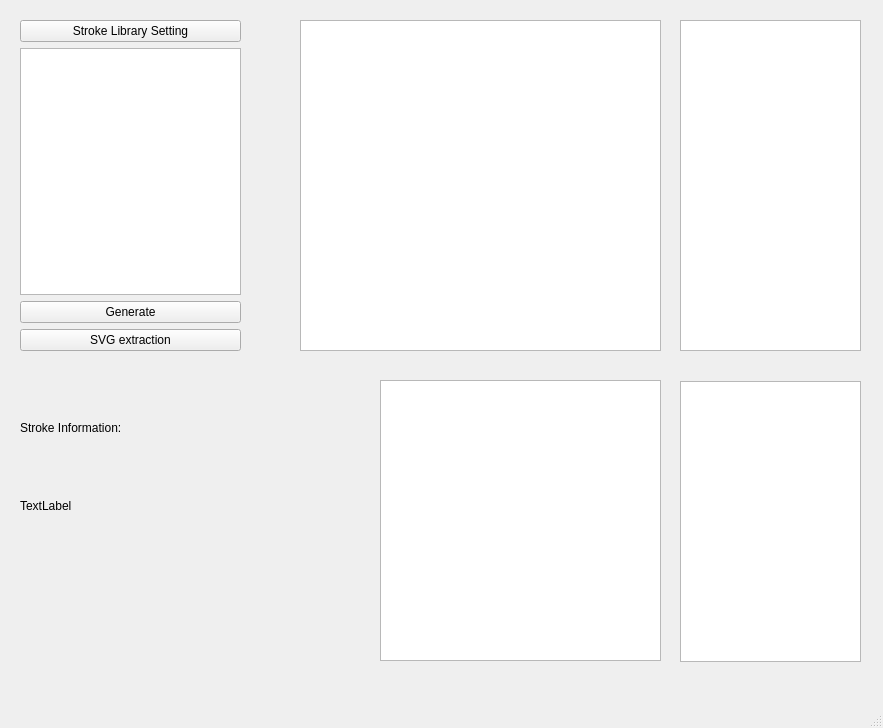
plateaukao/CSInTraditionalChineseCalligraphy, file calligraphyJiZiByStrokeCompose/mainwindow.ui: the form before one commit.
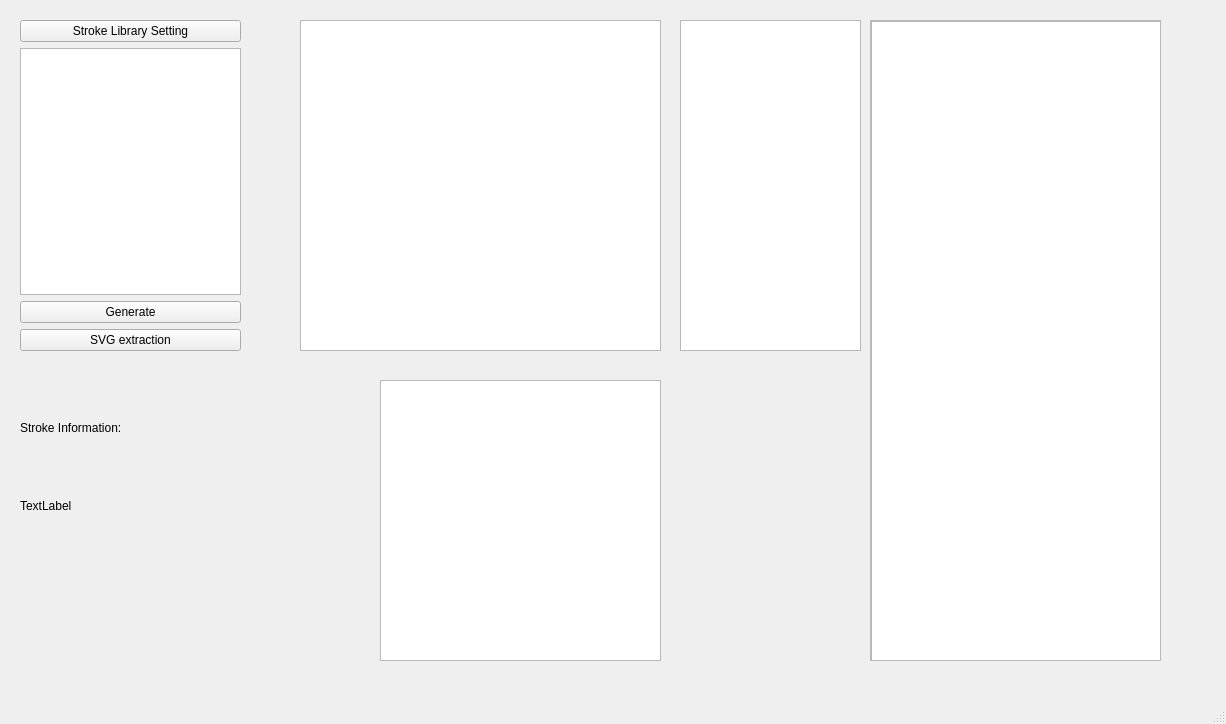
The form after the commit.

Diff of the .ui file:
```diff
--- a/calligraphyJiZiByStrokeCompose/mainwindow.ui
+++ b/calligraphyJiZiByStrokeCompose/mainwindow.ui
@@ -6,8 +6,8 @@
    <rect>
     <x>0</x>
     <y>0</y>
-    <width>883</width>
-    <height>728</height>
+    <width>1226</width>
+    <height>724</height>
    </rect>
   </property>
   <property name="windowTitle">
@@ -80,16 +80,6 @@
      </rect>
     </property>
    </widget>
-   <widget class="QListView" name="strokes_listView">
-    <property name="geometry">
-     <rect>
-      <x>680</x>
-      <y>381</y>
-      <width>181</width>
-      <height>281</height>
-     </rect>
-    </property>
-   </widget>
    <widget class="QLabel" name="label">
     <property name="geometry">
      <rect>
@@ -116,6 +106,39 @@
      <string>TextLabel</string>
     </property>
    </widget>
+   <widget class="QScrollArea" name="scrollArea">
+    <property name="geometry">
+     <rect>
+      <x>870</x>
+      <y>20</y>
+      <width>291</width>
+      <height>641</height>
+     </rect>
+    </property>
+    <property name="widgetResizable">
+     <bool>true</bool>
+    </property>
+    <widget class="QWidget" name="scrollAreaWidgetContents">
+     <property name="geometry">
+      <rect>
+       <x>0</x>
+       <y>0</y>
+       <width>289</width>
+       <height>639</height>
+      </rect>
+     </property>
+     <widget class="QTreeView" name="target_strokes_treeView">
+      <property name="geometry">
+       <rect>
+        <x>0</x>
+        <y>0</y>
+        <width>291</width>
+        <height>641</height>
+       </rect>
+      </property>
+     </widget>
+    </widget>
+   </widget>
   </widget>
   <widget class="QMenuBar" name="menubar">
    <property name="geometry">
```
Left out of the diff: 2 changed lines with no effect on the pictures.
